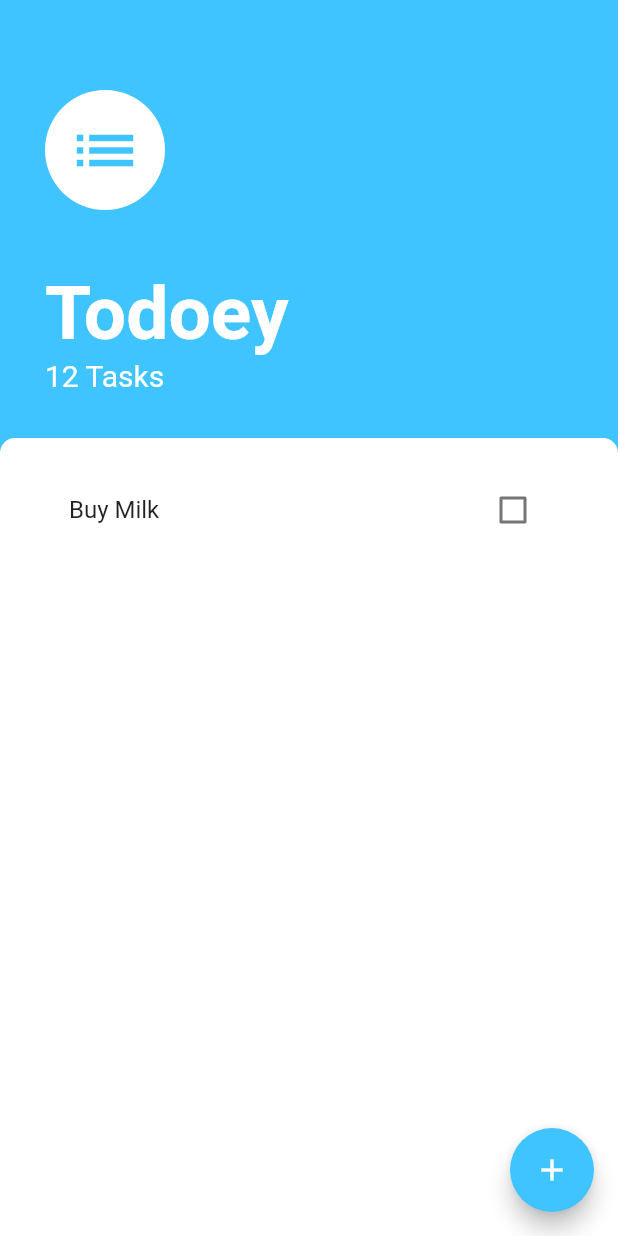
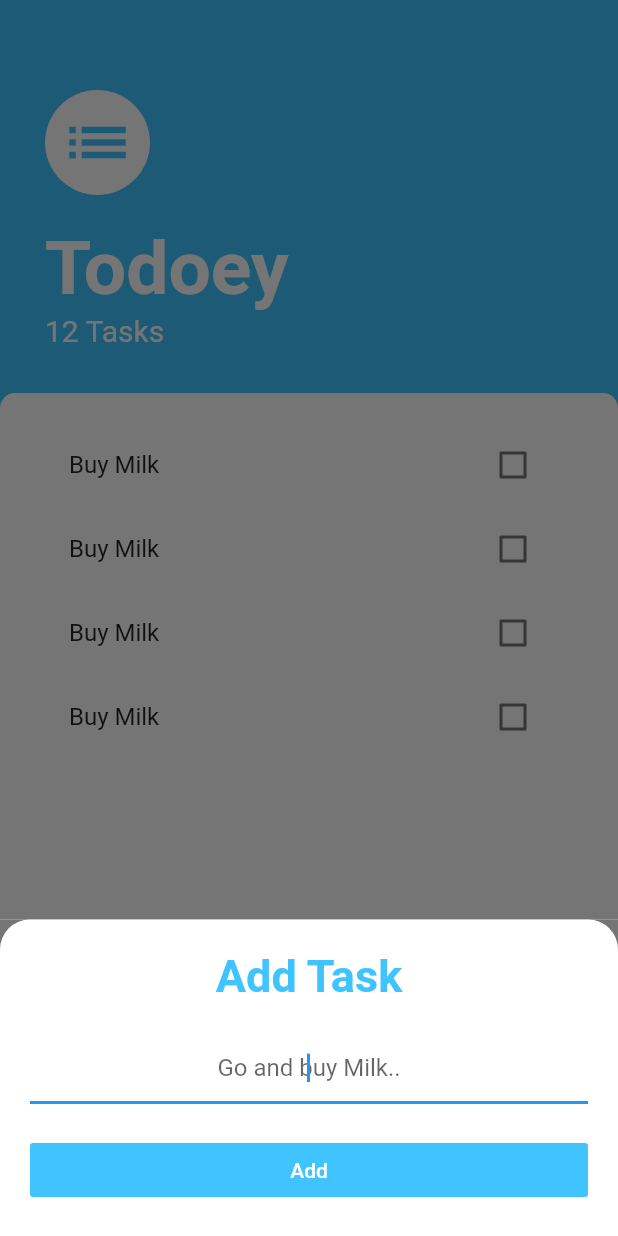
Before and after one commit to dtr-beast/Todoey, a Flutter app: the screen it shows after launch, after a tap on the "add" icon, on a phone screen of 412 x 824 dp. Run offline on Flutter 3.47's test engine with Material 2 defaults, Android fonts, the light colour scheme and no system bars.

Commit message:
Added Functionality of checking off tasks

```diff
--- /dev/null
+++ b/lib/screens/add_tasks.dart
@@ -0,0 +1,55 @@
+import 'package:flutter/material.dart';
+
+class AddTaskScreen extends StatelessWidget {
+  @override
+  Widget build(BuildContext context) {
+    return Container(
+      color: Color(0xFF757575),
+      child: Container(
+        padding: EdgeInsets.all(20.0),
+        decoration: BoxDecoration(
+          borderRadius: BorderRadius.only(
+            topRight: Radius.circular(20.0),
+            topLeft: Radius.circular(20.0),
+          ),
+          color: Colors.white,
+        ),
+        child: Column(
+          crossAxisAlignment: CrossAxisAlignment.stretch,
+          // mainAxisAlignment: MainAxisAlignment.center,
+          children: [
+            Text(
+              'Add Task',
+              textAlign: TextAlign.center,
+              style: TextStyle(
+                fontSize: 30.0,
+                fontWeight: FontWeight.bold,
+                color: Colors.lightBlueAccent,
+              ),
+            ),
+            SizedBox(
+              height: 20.0,
+            ),
+            TextField(
+              decoration: InputDecoration(hintText: 'Go and buy Milk..'),
+              autofocus: true,
+              textAlign: TextAlign.center,
+            ),
+            SizedBox(
+              height: 20.0,
+            ),
+            FlatButton(
+              onPressed: () {},
+              color: Colors.lightBlueAccent,
+              minWidth: 300.0,
+              child: Text(
+                'Add',
+                style: TextStyle(color: Colors.white),
+              ),
+            ),
+          ],
+        ),
+      ),
+    );
+  }
+}
--- a/lib/screens/task_screen.dart
+++ b/lib/screens/task_screen.dart
@@ -1,5 +1,6 @@
 import 'package:flutter/cupertino.dart';
 import 'package:flutter/material.dart';
+import 'package:todo/screens/add_tasks.dart';
 
 class TaskScreens extends StatelessWidget {
   @override
@@ -9,7 +10,19 @@ class TaskScreens extends StatelessWidget {
         backgroundColor: Colors.lightBlueAccent,
         floatingActionButton: FloatingActionButton(
           backgroundColor: Colors.lightBlueAccent,
-          onPressed: () {},
+          onPressed: () {
+            showModalBottomSheet(
+              context: context,
+              builder: (BuildContext context) => SingleChildScrollView(
+                child: Container(
+                  child: AddTaskScreen(),
+                ),
+                padding: EdgeInsets.only(
+                    bottom: MediaQuery.of(context).viewInsets.bottom),
+              ),
+              isScrollControlled: true,
+            );
+          },
           child: Icon(Icons.add),
         ),
         body: Column(
@@ -23,7 +36,7 @@ class TaskScreens extends StatelessWidget {
                 children: [
                   CircleAvatar(
                     backgroundColor: Colors.white,
-                    radius: 40.0,
+                    radius: 35.0,
                     child: Icon(
                       Icons.list,
                       size: 50.0,
@@ -31,7 +44,7 @@ class TaskScreens extends StatelessWidget {
                     ),
                   ),
                   SizedBox(
-                    height: 40.0,
+                    height: 20.0,
                   ),
                   Text(
                     'Todoey',
@@ -63,13 +76,10 @@ class TaskScreens extends StatelessWidget {
                   ),
                   child: ListView(
                     children: [
-                      ListTile(
-                        title: Text('Buy Milk'),
-                        trailing: Checkbox(
-                          value: false,
-                          onChanged: (bool value) {},
-                        ),
-                      )
+                      TaskTile(),
+                      TaskTile(),
+                      TaskTile(),
+                      TaskTile(),
                     ],
                   )),
             ),
@@ -79,3 +89,48 @@ class TaskScreens extends StatelessWidget {
     );
   }
 }
+
+class TaskTile extends StatefulWidget {
+  @override
+  _TaskTileState createState() => _TaskTileState();
+}
+
+class _TaskTileState extends State<TaskTile> {
+  bool isChecked = false;
+
+  @override
+  Widget build(BuildContext context) {
+    return ListTile(
+      title: Text(
+        'Buy Milk',
+        style: TextStyle(
+            decoration: isChecked ? TextDecoration.lineThrough : null),
+      ),
+      trailing: TaskCheckBox(
+        checkState: isChecked,
+        toggleCheckBox: (bool value) {
+          setState(() {
+            isChecked = value;
+          });
+        },
+      ),
+    );
+  }
+}
+
+class TaskCheckBox extends StatelessWidget {
+  final bool checkState;
+
+  final Function toggleCheckBox;
+
+  TaskCheckBox({this.checkState, this.toggleCheckBox});
+
+  @override
+  Widget build(BuildContext context) {
+    return Checkbox(
+      activeColor: Colors.lightBlueAccent,
+      value: checkState,
+      onChanged: toggleCheckBox,
+    );
+  }
+}
```
